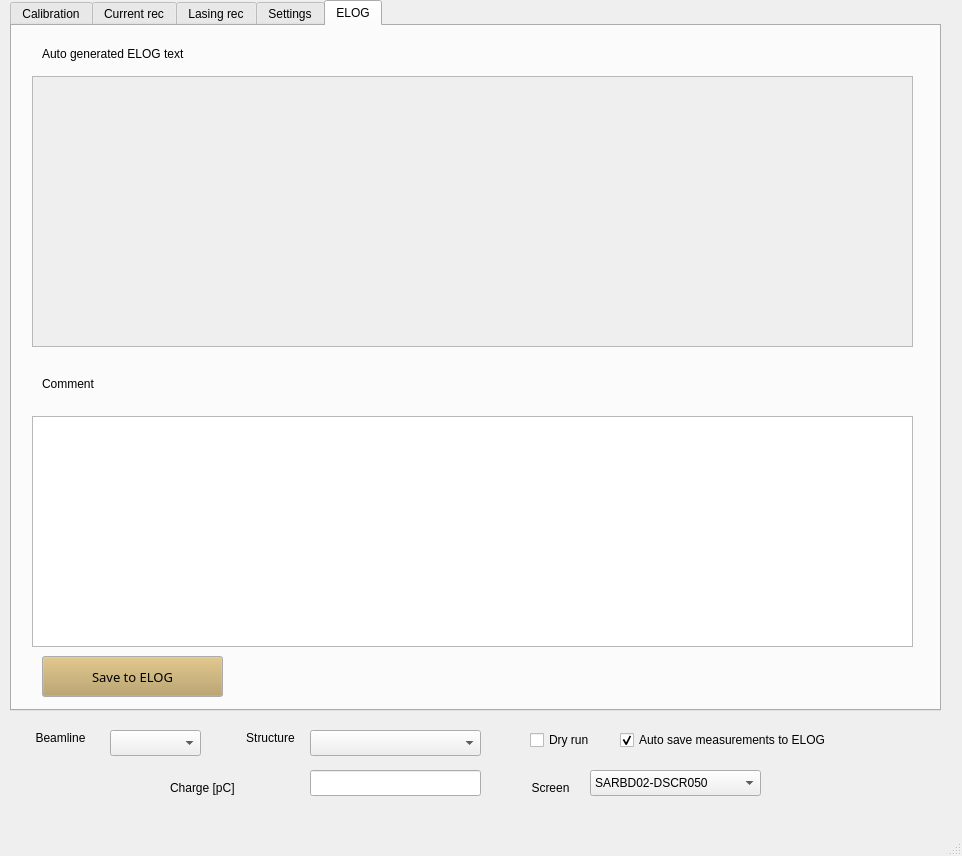
pdijksta/PassiveWFMeasurement, file gui.ui: the form before one commit.
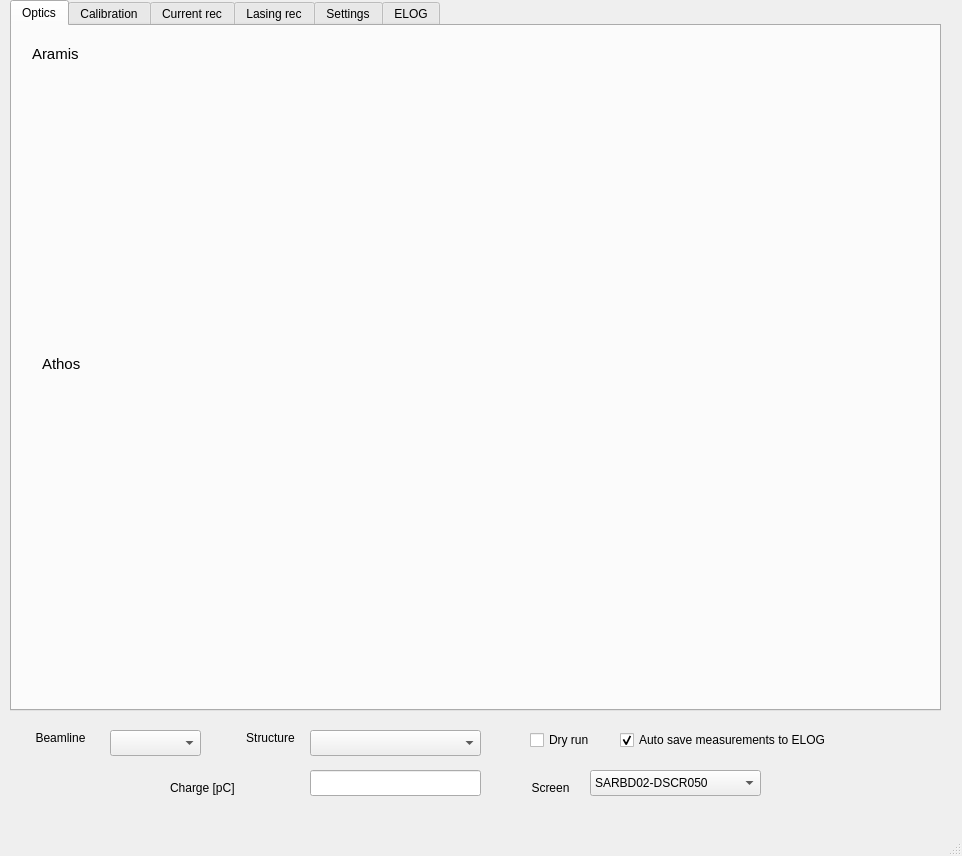
The form after the commit.

Commit message: add optics from Alex

```diff
--- a/gui.ui
+++ b/gui.ui
@@ -24,8 +24,55 @@
      </rect>
     </property>
     <property name="currentIndex">
-     <number>4</number>
+     <number>0</number>
     </property>
+    <widget class="QWidget" name="tab_5">
+     <attribute name="title">
+      <string>Optics</string>
+     </attribute>
+     <widget class="QLabel" name="label_73">
+      <property name="geometry">
+       <rect>
+        <x>20</x>
+        <y>20</y>
+        <width>191</width>
+        <height>16</height>
+       </rect>
+      </property>
+      <property name="font">
+       <font>
+        <pointsize>11</pointsize>
+       </font>
+      </property>
+      <property name="text">
+       <string>Aramis</string>
+      </property>
+      <property name="alignment">
+       <set>Qt::AlignLeading|Qt::AlignLeft|Qt::AlignVCenter</set>
+      </property>
+     </widget>
+     <widget class="QLabel" name="label_81">
+      <property name="geometry">
+       <rect>
+        <x>30</x>
+        <y>330</y>
+        <width>191</width>
+        <height>16</height>
+       </rect>
+      </property>
+      <property name="font">
+       <font>
+        <pointsize>11</pointsize>
+       </font>
+      </property>
+      <property name="text">
+       <string>Athos</string>
+      </property>
+      <property name="alignment">
+       <set>Qt::AlignLeading|Qt::AlignLeft|Qt::AlignVCenter</set>
+      </property>
+     </widget>
+    </widget>
     <widget class="QWidget" name="Calibration">
      <attribute name="title">
       <string>Calibration</string>
```
The commit also changes 2 other files.
